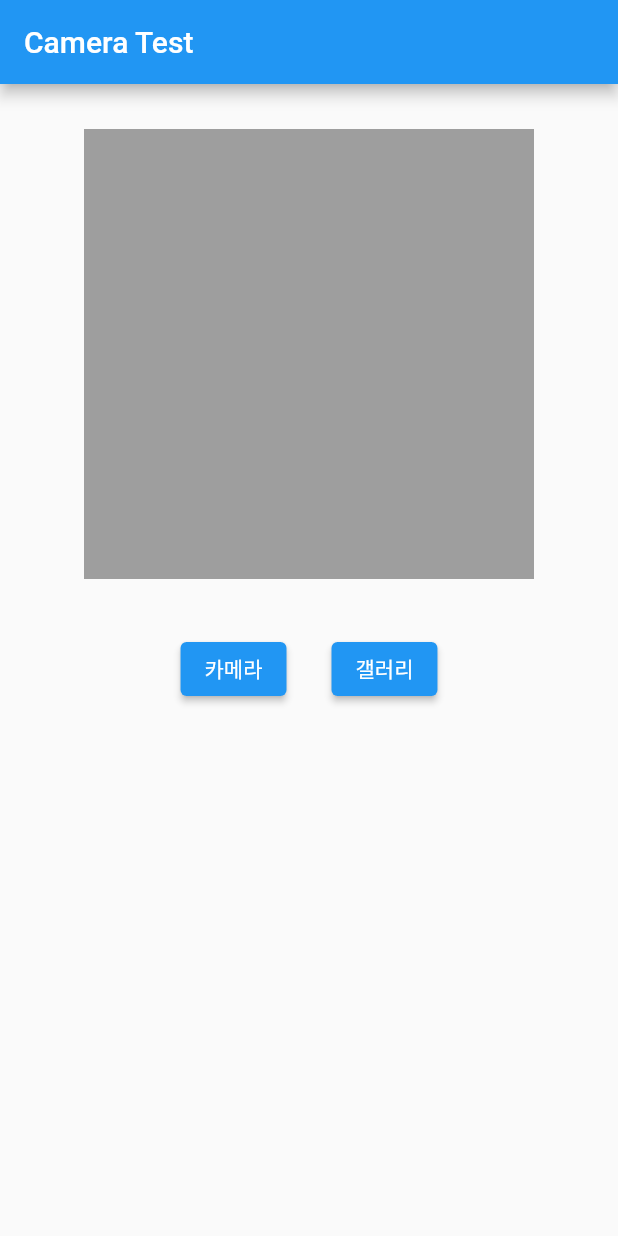
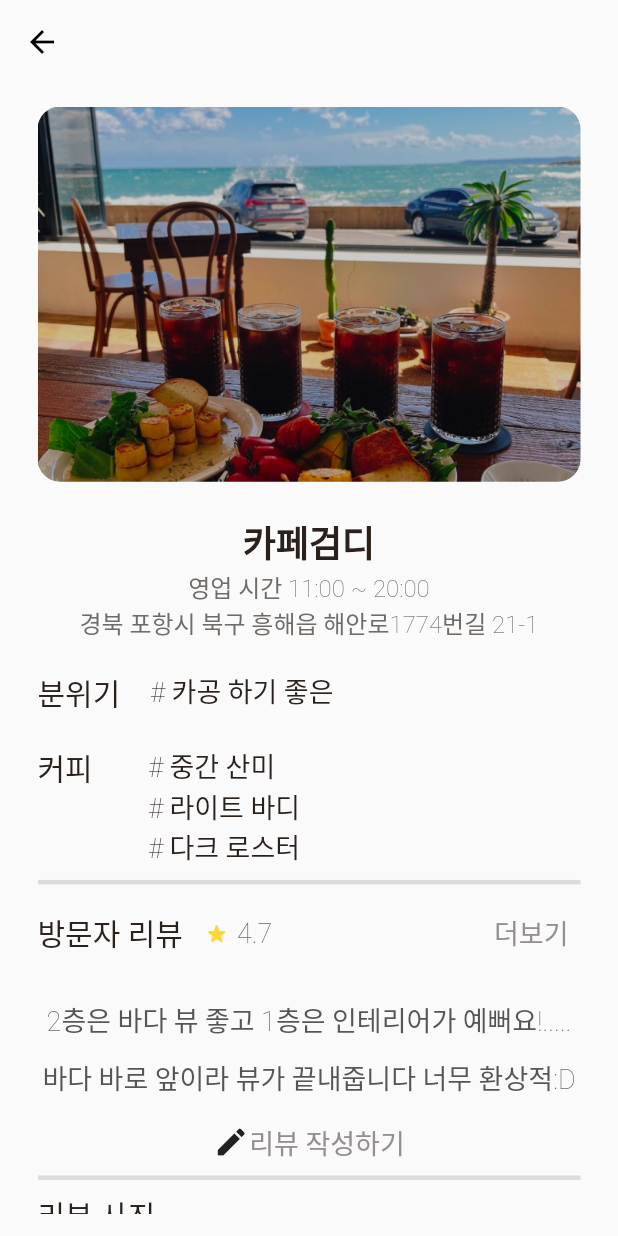
Before and after one commit to minyoung10/moapp_project, a Flutter app: the screen it shows after launch, after a tap on the "add circle outline" icon, on a phone screen of 412 x 824 dp. Run offline on Flutter 3.47's test engine with Material 2 defaults, Android fonts, the phone set to English and light mode, and no system bars; our stand-ins replace firebase_core, flutter_rating_bar, percent_indicator; accounts and stored records are empty.

Commit message:
cafe version

```diff
--- a/lib/add.dart
+++ b/lib/add.dart
@@ -1,8 +1,7 @@
-import 'dart:io';
+import 'package:flutter/material.dart';
+import 'package:flutter_rating_bar/flutter_rating_bar.dart';
 
-import 'package:flutter/material.dart';
-import 'package:google_ml_kit/google_ml_kit.dart';
-import 'package:image_picker/image_picker.dart';
+import 'components/widget.dart';
 
 class AddPage extends StatefulWidget {
   const AddPage({super.key});
@@ -12,106 +11,176 @@ class AddPage extends StatefulWidget {
 }
 
 class _AddPageState extends State<AddPage> {
-  XFile? _image; //이미지를 담을 변수 선언
-  final ImagePicker picker = ImagePicker(); //ImagePicker 초기화
-  String scannedText = ""; // textRecognizer로 인식된 텍스트를 담을 String
-
-  //이미지를 가져오는 함수
-  Future getImage(ImageSource imageSource) async {
-    //pickedFile에 ImagePicker로 가져온 이미지가 담긴다.
-    final XFile? pickedFile = await picker.pickImage(source: imageSource);
-    if (pickedFile != null) {
-      setState(() {
-        _image = XFile(pickedFile.path); //가져온 이미지를 _image에 저장
-      });
-      getRecognizedText(_image!); // 이미지를 가져온 뒤 텍스트 인식 실행
-    }
-  }
-
-  void getRecognizedText(XFile image) async {
-    // XFile 이미지를 InputImage 이미지로 변환
-    final InputImage inputImage = InputImage.fromFilePath(image.path);
-
-    // textRecognizer 초기화, 이때 script에 인식하고자하는 언어를 인자로 넘겨줌
-    // ex) 영어는 script: TextRecognitionScript.latin, 한국어는 script: TextRecognitionScript.korean
-    final textRecognizer =
-        GoogleMlKit.vision.textRecognizer(script: TextRecognitionScript.korean);
-
-    // 이미지의 텍스트 인식해서 recognizedText에 저장
-    RecognizedText recognizedText =
-        await textRecognizer.processImage(inputImage);
-
-    // Release resources
-    await textRecognizer.close();
-
-    // 인식한 텍스트 정보를 scannedText에 저장
-    scannedText = "";
-    for (TextBlock block in recognizedText.blocks) {
-      for (TextLine line in block.lines) {
-        scannedText = "$scannedText${line.text}\n";
-      }
-    }
-
-    setState(() {});
-  }
-
+  double star = 3;
   @override
   Widget build(BuildContext context) {
-    return MaterialApp(
-      home: Scaffold(
-        appBar: AppBar(title: const Text("Camera Test")),
-        body: SingleChildScrollView(
+    return Scaffold(
+      appBar: AppBar(
+        title: const Text("카페 리뷰 작성"),
+        centerTitle: true,
+        backgroundColor: Colors.transparent,
+        elevation: 0,
+        foregroundColor: Colors.black,
+      ),
+      body: Padding(
+        padding: const EdgeInsets.fromLTRB(25, 29, 25, 38),
+        child: Center(
           child: Column(
-            crossAxisAlignment: CrossAxisAlignment.center,
             children: [
-              const SizedBox(height: 30, width: double.infinity),
-              _buildPhotoArea(),
-              _buildRecognizedText(),
-              const SizedBox(height: 20),
-              _buildButton(),
+              const Text("카페 어떠셨나요?",
+                  style: TextStyle(
+                      color: Color(0xff2a201c),
+                      fontSize: 24,
+                      fontWeight: FontWeight.w600)),
+              const SizedBox(height: 14),
+              RatingBar.builder(
+                initialRating: 3,
+                minRating: 0,
+                direction: Axis.horizontal,
+                allowHalfRating: true,
+                itemCount: 5,
+                itemSize: 60,
+                unratedColor: const Color.fromRGBO(230, 230, 230, 0.7),
+                itemBuilder: (context, _) => Icon(Icons.star_rate_rounded,
+                    color: Colors.yellow[600], size: 17),
+                onRatingUpdate: (rating) {
+                  setState(() {
+                    star = rating;
+                  });
+                },
+              ),
+              const SizedBox(height: 34),
+              const Column(
+                crossAxisAlignment: CrossAxisAlignment.start,
+                children: [
+                  Text("분위기",
+                      style: TextStyle(
+                          color: Color(0xff2a201c),
+                          fontSize: 20,
+                          fontWeight: FontWeight.w500)),
+                  SizedBox(height: 13),
+                  Row(
+                    mainAxisAlignment: MainAxisAlignment.start,
+                    children: [
+                      HashTag(context: "카공 하기 좋은", tappable: true),
+                      SizedBox(width: 12),
+                      HashTag(context: "뷰 맛집", tappable: true)
+                    ],
+                  ),
+                  SizedBox(height: 15),
+                  Row(
+                    mainAxisAlignment: MainAxisAlignment.start,
+                    children: [
+                      HashTag(context: "작업 하기 좋은", tappable: true),
+                      SizedBox(width: 12),
+                      HashTag(context: "이야기 나누기 좋은", tappable: true)
+                    ],
+                  ),
+                ],
+              ),
+              const SizedBox(height: 29),
+              const Column(
+                crossAxisAlignment: CrossAxisAlignment.start,
+                children: [
+                  Text("커피",
+                      style: TextStyle(
+                          color: Color(0xff2a201c),
+                          fontSize: 20,
+                          fontWeight: FontWeight.w500)),
+                  SizedBox(height: 13),
+                  Row(
+                    mainAxisAlignment: MainAxisAlignment.start,
+                    children: [
+                      HashTag(context: "낮은 산미", tappable: true),
+                      SizedBox(width: 10),
+                      HashTag(context: "중간 산미", tappable: true),
+                      SizedBox(width: 10),
+                      HashTag(context: "높은 산미", tappable: true),
+                    ],
+                  ),
+                  SizedBox(height: 15),
+                  Row(
+                    mainAxisAlignment: MainAxisAlignment.start,
+                    children: [
+                      HashTag(context: "라이트 바디", tappable: true),
+                      SizedBox(width: 10),
+                      HashTag(context: "미디엄 바디", tappable: true),
+                      SizedBox(width: 10),
+                      HashTag(context: "풀 바디", tappable: true),
+                    ],
+                  ),
+                  SizedBox(height: 15),
+                  Row(
+                    mainAxisAlignment: MainAxisAlignment.start,
+                    children: [
+                      HashTag(context: "라이트 로스터", tappable: true),
+                      SizedBox(width: 8),
+                      HashTag(context: "미디엄 로스터", tappable: true),
+                      SizedBox(width: 8),
+                      HashTag(context: "다크 로스터", tappable: true),
+                    ],
+                  ),
+                ],
+              ),
+              const SizedBox(height: 28),
+              const Text("내용",
+                  style: TextStyle(
+                      color: Color(0xff2a201c),
+                      fontSize: 20,
+                      fontWeight: FontWeight.w500)),
+              const SizedBox(height: 13),
+              const SizedBox(width: 343, height: 91, child: TextField()),
+              const Spacer(),
+              Row(
+                children: [
+                  SizedBox(
+                    width: 165,
+                    height: 54,
+                    child: ElevatedButton(
+                      onPressed: () {
+                        Navigator.of(context).pop();
+                      },
+                      style: ElevatedButton.styleFrom(
+                          backgroundColor: Colors.white,
+                          side: const BorderSide(color: Colors.black, width: 2),
+                          shape: RoundedRectangleBorder(
+                              borderRadius: BorderRadius.circular(12))),
+                      child: const Text(
+                        "취소",
+                        style: TextStyle(
+                            color: Colors.black,
+                            fontSize: 20,
+                            fontWeight: FontWeight.w600),
+                      ),
+                    ),
+                  ),
+                  const SizedBox(width: 13),
+                  SizedBox(
+                    width: 165,
+                    height: 54,
+                    child: ElevatedButton(
+                      onPressed: () {
+                        Navigator.of(context).pop();
+                      },
+                      style: ElevatedButton.styleFrom(
+                          backgroundColor: const Color(0xff2a201c),
+                          shape: RoundedRectangleBorder(
+                              borderRadius: BorderRadius.circular(12))),
+                      child: const Text(
+                        "등록",
+                        style: TextStyle(
+                            color: Colors.white,
+                            fontSize: 20,
+                            fontWeight: FontWeight.w600),
+                      ),
+                    ),
+                  ),
+                ],
+              ),
             ],
           ),
         ),
       ),
     );
   }
-
-  Widget _buildPhotoArea() {
-    return _image != null
-        ? SizedBox(
-            width: 300,
-            height: 300,
-            child: Image.file(File(_image!.path)), //가져온 이미지를 화면에 띄워주는 코드
-          )
-        : Container(
-            width: 300,
-            height: 300,
-            color: Colors.grey,
-          );
-  }
-
-  Widget _buildRecognizedText() {
-    return Text(scannedText); //getRecognizedText()에서 얻은 scannedText 값 출력
-  }
-
-  Widget _buildButton() {
-    return Row(
-      mainAxisAlignment: MainAxisAlignment.center,
-      children: [
-        ElevatedButton(
-          onPressed: () {
-            getImage(ImageSource.camera); //getImage 함수를 호출해서 카메라로 찍은 사진 가져오기
-          },
-          child: const Text("카메라"),
-        ),
-        const SizedBox(width: 30),
-        ElevatedButton(
-          onPressed: () {
-            getImage(ImageSource.gallery); //getImage 함수를 호출해서 갤러리에서 사진 가져오기
-          },
-          child: const Text("갤러리"),
-        ),
-      ],
-    );
-  }
 }
--- a/lib/app.dart
+++ b/lib/app.dart
@@ -1,4 +1,5 @@
 import 'package:flutter/material.dart';
+import 'package:moapp_project/detail.dart';
 
 import 'add.dart';
 import 'home.dart';
@@ -14,6 +15,7 @@ class MyApp extends StatelessWidget {
       routes: {
         '/': (BuildContext context) => const HomePage(),
         '/add': (BuildContext context) => const AddPage(),
+        '/detail': (BuildContext context) => const DetailPage(),
       },
     );
   }
--- /dev/null
+++ b/lib/components/widget.dart
@@ -0,0 +1,49 @@
+import 'package:flutter/material.dart';
+
+class HashTag extends StatelessWidget {
+  final String context;
+  final bool tappable;
+  const HashTag({super.key, required this.context, this.tappable=false});
+
+  @override
+  Widget build(BuildContext context) {
+    bool isTapped = false;
+    return tappable
+    ? InkWell(
+      onTap:() {
+        isTapped = !isTapped;
+      },
+      child: Stack(
+        alignment: Alignment.bottomCenter,
+        children: [
+          Visibility(
+            visible: isTapped,
+            child: Container(
+              decoration:
+                  const BoxDecoration(color: Color.fromRGBO(148, 143, 142, 0)),
+            ),
+          ),
+          Text("# ${this.context}",
+              style: const TextStyle(
+                  color: Color(0xff2a201c),
+                  fontSize: 18,
+                  fontWeight: FontWeight.w200))
+        ],
+      ),
+    )
+    : Stack(
+      alignment: Alignment.bottomCenter,
+      children: [
+        Container(
+          decoration:
+              const BoxDecoration(color: Color.fromRGBO(148, 143, 142, 0)),
+        ),
+        Text("# ${this.context}",
+            style: const TextStyle(
+                color: Color(0xff2a201c),
+                fontSize: 18,
+                fontWeight: FontWeight.w200))
+      ],
+    );
+  }
+}
--- /dev/null
+++ b/lib/detail.dart
@@ -0,0 +1,206 @@
+import 'package:flutter/material.dart';
+
+import 'components/widget.dart';
+
+class DetailPage extends StatefulWidget {
+  const DetailPage({super.key});
+
+  @override
+  State<DetailPage> createState() => _DetailPageState();
+}
+
+class _DetailPageState extends State<DetailPage> {
+  @override
+  Widget build(BuildContext context) {
+    return Scaffold(
+      appBar: AppBar(
+        backgroundColor: Colors.transparent,
+        elevation: 0,
+        foregroundColor: Colors.black,
+      ),
+      body: SizedBox(
+          height: double.infinity,
+          child: Padding(
+            padding: const EdgeInsets.fromLTRB(25, 15, 25, 15),
+            child: ListView(
+              children: [
+                ClipRRect(
+                    borderRadius: BorderRadius.circular(15),
+                    child: Image.asset("assets/test.png", fit: BoxFit.fill)),
+                const SizedBox(height: 22),
+                const Column(
+                  mainAxisAlignment: MainAxisAlignment.spaceBetween,
+                  crossAxisAlignment: CrossAxisAlignment.center,
+                  children: [
+                    Text("카페검디",
+                        style: TextStyle(
+                            color: Color(0xff2a201c),
+                            fontSize: 24,
+                            fontWeight: FontWeight.w600)),
+                    Text("영업 시간 11:00 ~ 20:00",
+                        style: TextStyle(
+                            color: Color(0xff716b68),
+                            fontSize: 16,
+                            fontWeight: FontWeight.w200)),
+                    Text("경북 포항시 북구 흥해읍 해안로1774번길 21-1",
+                        style: TextStyle(
+                            color: Color(0xff716b68),
+                            fontSize: 16,
+                            fontWeight: FontWeight.w200)),
+                  ],
+                ),
+                const SizedBox(height: 20),
+                const Row(
+                  mainAxisAlignment: MainAxisAlignment.start,
+                  crossAxisAlignment: CrossAxisAlignment.start,
+                  children: [
+                    Text("분위기",
+                        style: TextStyle(
+                            color: Color(0xff2a201c),
+                            fontSize: 20,
+                            fontWeight: FontWeight.w500)),
+                    SizedBox(width: 20),
+                    Column(
+                      mainAxisAlignment: MainAxisAlignment.spaceBetween,
+                      children: [HashTag(context: "카공 하기 좋은")],
+                    ),
+                  ],
+                ),
+                const SizedBox(height: 20),
+                const Row(
+                  mainAxisAlignment: MainAxisAlignment.start,
+                  crossAxisAlignment: CrossAxisAlignment.start,
+                  children: [
+                    Text("커피",
+                        style: TextStyle(
+                            color: Color(0xff2a201c),
+                            fontSize: 20,
+                            fontWeight: FontWeight.w500)),
+                    SizedBox(width: 37),
+                    Column(
+                      mainAxisAlignment: MainAxisAlignment.spaceBetween,
+                      crossAxisAlignment: CrossAxisAlignment.start,
+                      children: [
+                        HashTag(context: "중간 산미"),
+                        HashTag(context: "라이트 바디"),
+                        HashTag(context: "다크 로스터")
+                      ],
+                    ),
+                  ],
+                ),
+                const Divider(height: 20, thickness: 3),
+                Row(
+                  children: [
+                    const Text("방문자 리뷰",
+                        style: TextStyle(
+                            color: Color(0xff2a201c),
+                            fontSize: 20,
+                            fontWeight: FontWeight.w500)),
+                    const SizedBox(width: 14),
+                    Icon(Icons.star_rate_rounded,
+                        color: Colors.yellow[600], size: 17),
+                    const SizedBox(width: 5),
+                    const Text("4.7",
+                        style: TextStyle(
+                            color: Color(0xff555555),
+                            fontSize: 18,
+                            fontWeight: FontWeight.w200)),
+                    const Spacer(),
+                    TextButton(
+                      onPressed: () {},
+                      child: const Text("더보기",
+                          style: TextStyle(
+                              color: Color(0xff948f8e),
+                              fontSize: 18,
+                              fontWeight: FontWeight.w200)),
+                    )
+                  ],
+                ),
+                const SizedBox(height: 20),
+                Column(
+                  crossAxisAlignment: CrossAxisAlignment.center,
+                  children: [
+                    const Text("2층은 바다 뷰 좋고 1층은 인테리어가 예뻐요!.....",
+                        style: TextStyle(
+                            color: Color(0xff555555),
+                            fontSize: 18,
+                            fontWeight: FontWeight.w200)),
+                    const SizedBox(height: 12),
+                    const Text("바다 바로 앞이라 뷰가 끝내줍니다 너무 환상적:D",
+                        style: TextStyle(
+                            color: Color(0xff555555),
+                            fontSize: 18,
+                            fontWeight: FontWeight.w200)),
+                    const SizedBox(height: 16),
+                    InkWell(
+                      onTap: () {
+                        Navigator.pushNamed(context, '/add');
+                      },
+                      child: const Row(
+                        mainAxisAlignment: MainAxisAlignment.center,
+                        children: [
+                          Icon(Icons.edit),
+                          Text("리뷰 작성하기",
+                              style: TextStyle(
+                                  color: Color(0xff948f8e),
+                                  fontSize: 18,
+                                  fontWeight: FontWeight.w200)),
+                        ],
+                      ),
+                    )
+                  ],
+                ),
+                const Divider(height: 20, thickness: 3),
+                const Text("리뷰 사진",
+                    style: TextStyle(
+                        color: Color(0xff2a201c),
+                        fontSize: 20,
+                        fontWeight: FontWeight.w500)),
+                const SizedBox(height: 20),
+                SizedBox(
+                  width: 343,
+                  height: 228,
+                  child: GridView.builder(
+                      itemCount: 6,
+                      gridDelegate:
+                          const SliverGridDelegateWithFixedCrossAxisCount(
+                              crossAxisCount: 3,
+                              mainAxisSpacing: 0,
+                              crossAxisSpacing: 0),
+                      itemBuilder: (BuildContext context, int index) {
+                        if (index == 5) {
+                          return InkWell(
+                            onTap: () {},
+                            child: Stack(
+                                alignment: AlignmentDirectional.center,
+                                children: [
+                                  AspectRatio(
+                                      aspectRatio: 1,
+                                      child: Image.asset("assets/test.png",
+                                          fit: BoxFit.fill)),
+                                  const Column(
+                                    mainAxisAlignment: MainAxisAlignment.center,
+                                    children: [
+                                      Icon(Icons.photo_camera_outlined,
+                                          color: Colors.white, size: 27),
+                                      Text("더보기",
+                                          style: TextStyle(
+                                              color: Colors.white,
+                                              fontWeight: FontWeight.w300)),
+                                    ],
+                                  ),
+                                ]),
+                          );
+                        }
+                        return AspectRatio(
+                            aspectRatio: 1,
+                            child: Image.asset("assets/test.png",
+                                fit: BoxFit.fill));
+                      }),
+                )
+              ],
+            ),
+          )),
+    );
+  }
+}
--- a/lib/home.dart
+++ b/lib/home.dart
@@ -69,7 +69,7 @@ class _HomePageState extends State<HomePage> {
           ),
           IconButton(
             onPressed: () {
-              Navigator.pushNamed(context, '/add');
+              Navigator.pushNamed(context, '/detail');
             },
             icon: const Icon(
               Icons.add_circle_outline,
--- a/lib/main.dart
+++ b/lib/main.dart
@@ -1,6 +1,5 @@
 import 'package:flutter/material.dart';
 import 'package:firebase_core/firebase_core.dart';
-import 'firebase_options.dart';
 import 'app.dart';
 
 Future<void> main() async {
--- a/pubspec.yaml
+++ b/pubspec.yaml
@@ -40,6 +40,9 @@ dependencies:
   image_picker: ^1.0.4
   percent_indicator: ^4.2.3
   firebase_core: ^2.22.0
+  dart_openai: ^4.1.4
+  http: ^1.1.0
+  flutter_rating_bar: ^4.0.1
 
 dev_dependencies:
   flutter_test:
@@ -67,6 +70,8 @@ flutter:
   # assets:
   #   - images/a_dot_burr.jpeg
   #   - images/a_dot_ham.jpeg
+  assets:
+    - assets/
 
   # An image asset can refer to one or more resolution-specific "variants", see
   # https://flutter.dev/assets-and-images/#resolution-aware
```
Also changed, not shown: assets/test.png (added), lib/firebase_options.dart (deleted), pubspec.lock.
